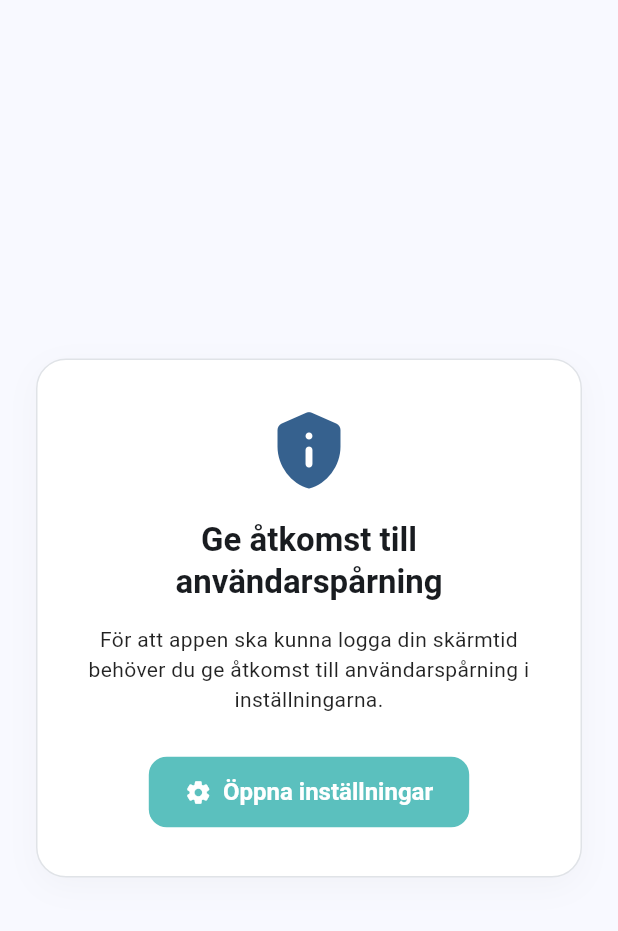
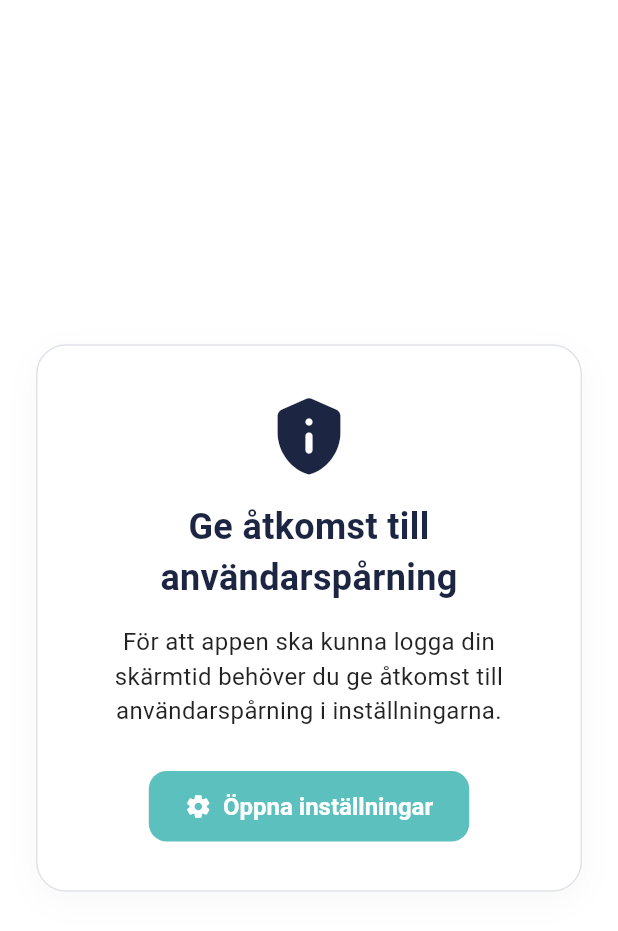
Before and after one commit to hci-gu/screen_time, a Flutter app: the UsagePage screen opened by its route, on a phone screen of 412 x 824 dp. Shown: the top 931 px of the screen. Run offline on Flutter 3.47's test engine with Material 3 defaults, Android fonts, the phone set to English and light mode, and no system bars; our stand-ins replace flutter_hooks, flutter_html, flutter_riverpod, go_router, hooks_riverpod, permission_handler and 2 more; missing offline and left inert: flutter_foreground_task, screentime; accounts and stored records are empty; network calls fail.

Commit message:
added some debugging prints, tested on 2 android devices, added app_theme

```diff
--- a/lib/screens/Splash.dart
+++ b/lib/screens/Splash.dart
@@ -1,4 +1,5 @@
 import 'package:flutter/material.dart';
+import 'package:screen_time/theme/app_theme.dart';
 
 class SplashPage extends StatelessWidget {
   const SplashPage({super.key});
@@ -6,6 +7,7 @@ class SplashPage extends StatelessWidget {
   @override
   Widget build(BuildContext context) {
     return const Scaffold(
+      backgroundColor: AppTheme.background,
       body: Center(
         child: CircularProgressIndicator(),
       ),
--- a/lib/screens/Usage.dart
+++ b/lib/screens/Usage.dart
@@ -4,6 +4,7 @@ import 'package:flutter_riverpod/flutter_riverpod.dart';
 import 'package:hooks_riverpod/hooks_riverpod.dart';
 import 'package:screen_time/providers/usage_provider.dart';
 import 'package:screen_time/services/foreground_service.dart';
+import 'package:screen_time/theme/app_theme.dart';
 import 'package:screen_time/widgets/grant_permission_view.dart';
 import 'package:go_router/go_router.dart';
 
@@ -52,7 +53,13 @@ class UsagePage extends HookConsumerWidget {
       return null;
     }, [usageState.hasPermission]);
 
-    return const Scaffold(body: GrantPermissionView());
+    return Scaffold(
+      backgroundColor: AppTheme.background,
+      body: Container(
+        color: AppTheme.background,
+        child: const GrantPermissionView(),
+      ),
+    );
   }
 }
 
--- /dev/null
+++ b/lib/theme/app_theme.dart
@@ -0,0 +1,79 @@
+import 'package:flutter/material.dart';
+
+class AppTheme {
+  // Colors
+  static const Color primary = Color(0xFF1C2541);
+  static const Color accent = Color(0xFF5BC0BE);
+  static const Color background = Colors.white;
+  static const Color cardBorder = Color(0xFFE0E3E7);
+  static const Color inputFill = Color(0xFFF5F7FA);
+  static const Color error = Colors.redAccent;
+
+  // Spacing
+  static const double spacerHeight = 16.0;
+  static const double elementPaddingValue = 24.0;
+  static const EdgeInsets elementPadding = EdgeInsets.all(elementPaddingValue);
+  static const EdgeInsets cardMargin =
+      EdgeInsets.symmetric(horizontal: 16, vertical: 8);
+  static const EdgeInsets cardPadding = EdgeInsets.all(24.0);
+
+  // TextStyles
+  static TextStyle get headLine1 => const TextStyle(
+        fontSize: 32,
+        fontWeight: FontWeight.bold,
+        color: primary,
+      );
+  static TextStyle get headLine2 => const TextStyle(
+        fontSize: 24,
+        fontWeight: FontWeight.w600,
+        color: primary,
+      );
+  static TextStyle get headLine3Light => const TextStyle(
+        fontSize: 20,
+        fontWeight: FontWeight.w400,
+        color: primary,
+      );
+  static TextStyle get body => const TextStyle(
+        fontSize: 16,
+        color: Colors.black87,
+      );
+
+  // Spacer widget
+  static Widget get spacer => const SizedBox(height: spacerHeight);
+
+  // Card Theme
+  static CardThemeData get cardTheme => const CardThemeData(
+        elevation: 2,
+        margin: cardMargin,
+        color: background,
+        shape: RoundedRectangleBorder(
+          borderRadius: BorderRadius.all(Radius.circular(16)),
+          side: BorderSide(color: cardBorder),
+        ),
+      );
+
+  // AppBar Theme
+  static AppBarTheme get appBarTheme => const AppBarTheme(
+        centerTitle: true,
+        elevation: 2,
+        backgroundColor: background,
+        iconTheme: IconThemeData(color: primary),
+        titleTextStyle: TextStyle(
+          fontWeight: FontWeight.w600,
+          color: primary,
+          fontSize: 20,
+        ),
+      );
+
+  // ThemeData
+  static ThemeData get themeData => ThemeData(
+        colorScheme: ColorScheme.fromSeed(
+          seedColor: accent,
+          brightness: Brightness.light,
+        ),
+        useMaterial3: true,
+        appBarTheme: appBarTheme,
+        cardTheme: cardTheme,
+        scaffoldBackgroundColor: background,
+      );
+}
--- a/lib/widgets/grant_permission_view.dart
+++ b/lib/widgets/grant_permission_view.dart
@@ -1,6 +1,7 @@
 import 'package:flutter/material.dart';
 import 'package:flutter_riverpod/flutter_riverpod.dart';
 import '../providers/usage_provider.dart';
+import 'package:screen_time/theme/app_theme.dart';
 
 class GrantPermissionView extends ConsumerWidget {
   const GrantPermissionView({super.key});
@@ -8,21 +9,19 @@ class GrantPermissionView extends ConsumerWidget {
   @override
   Widget build(BuildContext context, WidgetRef ref) {
     final usageNotifier = ref.read(usageProvider.notifier);
-    final theme = Theme.of(context);
-    final textTheme = theme.textTheme;
     return Center(
       child: Padding(
-        padding: const EdgeInsets.all(24.0),
+        padding: AppTheme.elementPadding,
         child: Container(
           constraints: const BoxConstraints(maxWidth: 400),
           padding: const EdgeInsets.all(32),
           decoration: BoxDecoration(
-            color: Colors.white,
+            color: AppTheme.background,
             borderRadius: BorderRadius.circular(20),
-            border: Border.all(color: const Color.fromARGB(255, 224, 227, 231)),
+            border: Border.all(color: AppTheme.cardBorder),
             boxShadow: [
               BoxShadow(
-                color: Colors.grey.withValues(alpha: 0.08),
+                color: Colors.grey.withOpacity(0.08),
                 blurRadius: 18,
                 offset: const Offset(0, 6),
               ),
@@ -33,18 +32,17 @@ class GrantPermissionView extends ConsumerWidget {
             crossAxisAlignment: CrossAxisAlignment.center,
             children: [
               Icon(Icons.privacy_tip_rounded,
-                  size: 56, color: theme.primaryColor),
-              const SizedBox(height: 18),
+                  size: 56, color: AppTheme.primary),
+              AppTheme.spacer,
               Text(
                 'Ge åtkomst till användarspårning',
-                style:
-                    textTheme.titleLarge?.copyWith(fontWeight: FontWeight.bold),
+                style: AppTheme.headLine2,
                 textAlign: TextAlign.center,
               ),
               const SizedBox(height: 14),
               Text(
                 'För att appen ska kunna logga din skärmtid behöver du ge åtkomst till användarspårning i inställningarna.',
-                style: textTheme.bodyMedium?.copyWith(color: Colors.black87),
+                style: AppTheme.body,
                 textAlign: TextAlign.center,
               ),
               const SizedBox(height: 28),
@@ -52,7 +50,7 @@ class GrantPermissionView extends ConsumerWidget {
                 icon: const Icon(Icons.settings_rounded),
                 label: const Text('Öppna inställningar'),
                 style: ElevatedButton.styleFrom(
-                  backgroundColor: const Color.fromARGB(255, 91, 192, 190),
+                  backgroundColor: AppTheme.accent,
                   foregroundColor: Colors.white,
                   padding:
                       const EdgeInsets.symmetric(horizontal: 24, vertical: 14),
```
Also changed, not shown: lib/api.dart (+7 -3 lines), lib/main.dart (+2 -15 lines), lib/screens/Entry.dart (+20 -7 lines), lib/screens/History.dart (+22 -20 lines), lib/screens/Home.dart (+17 -21 lines), lib/screens/Login.dart (+21 -26 lines), lib/screens/ViewForm.dart (+24 -18 lines).
